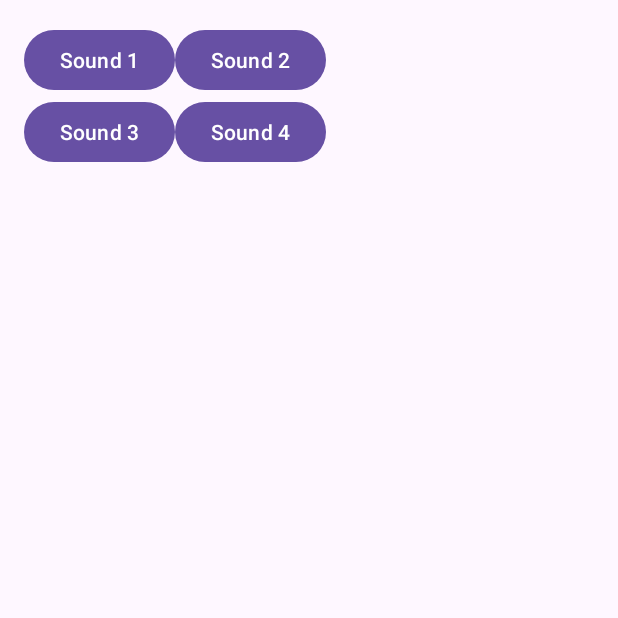
After one commit to rosignol08/android_studio_app, an Android app: the fragment SoundboardFragment shown on its own in the app's theme, on a phone screen of 412 x 824 dp, the top half of it. The commit adds this screen. Run offline under Robolectric (Android 15) with nearby library versions, the phone set to English and light mode, and no system bars.

Commit message:
deuxièle fenetre

```diff
--- a/app/build.gradle.kts
+++ b/app/build.gradle.kts
@@ -42,6 +42,10 @@ dependencies {
     implementation(libs.material)
     implementation(libs.androidx.activity)
     implementation(libs.androidx.constraintlayout)
+
+    //verif si ça marche
+    implementation("androidx.viewpager2:viewpager2:1.0.0")
+
     testImplementation(libs.junit)
     androidTestImplementation(libs.androidx.junit)
     androidTestImplementation(libs.androidx.espresso.core)
--- /dev/null
+++ b/app/src/main/java/com/example/projet_johnny/SoundboardFragment.kt
@@ -0,0 +1,16 @@
+package com.example.projet_johnny
+
+import android.os.Bundle
+import android.view.LayoutInflater
+import android.view.View
+import android.view.ViewGroup
+import androidx.fragment.app.Fragment
+
+class SoundboardFragment : Fragment() {
+    override fun onCreateView(
+        inflater: LayoutInflater, container: ViewGroup?,
+        savedInstanceState: Bundle?
+    ): View? {
+        return inflater.inflate(R.layout.fragment_soundboard, container, false)
+    }
+}
--- /dev/null
+++ b/app/src/main/res/layout/fragment_soundboard.xml
@@ -0,0 +1,36 @@
+<?xml version="1.0" encoding="utf-8"?>
+<androidx.constraintlayout.widget.ConstraintLayout xmlns:android="http://schemas.android.com/apk/res/android"
+    android:layout_width="match_parent"
+    android:layout_height="match_parent">
+    <GridLayout xmlns:android="http://schemas.android.com/apk/res/android"
+        android:layout_width="match_parent"
+        android:layout_height="match_parent"
+        android:padding="16dp"
+        android:rowCount="3"
+        android:columnCount="2"
+        android:gravity="center">
+
+        <Button
+            android:layout_width="wrap_content"
+            android:layout_height="wrap_content"
+            android:text="Sound 1" />
+
+        <Button
+            android:layout_width="wrap_content"
+            android:layout_height="wrap_content"
+            android:text="Sound 2" />
+
+        <Button
+            android:layout_width="wrap_content"
+            android:layout_height="wrap_content"
+            android:text="Sound 3" />
+
+        <Button
+            android:layout_width="wrap_content"
+            android:layout_height="wrap_content"
+            android:text="Sound 4" />
+
+    </GridLayout>
+
+
+</androidx.constraintlayout.widget.ConstraintLayout>
```
Also changed, not shown: app/src/main/java/com/example/projet_johnny/BiographyActivity.kt (+27 -7 lines), app/src/main/java/com/example/projet_johnny/MainActivity.kt (+17 -18 lines), app/src/main/res/layout/activity_main.xml (+7 -11 lines).
